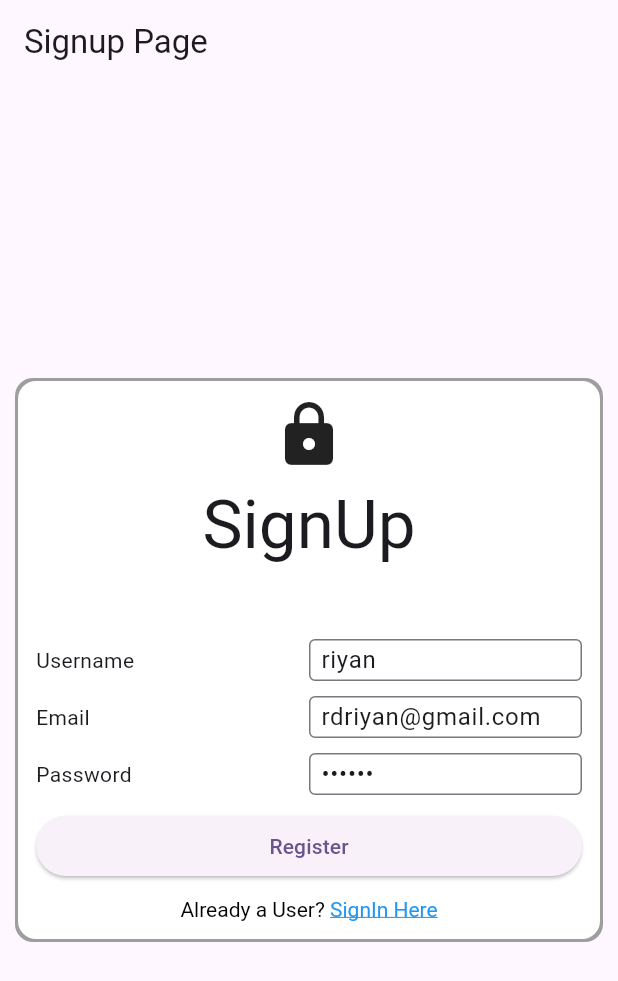
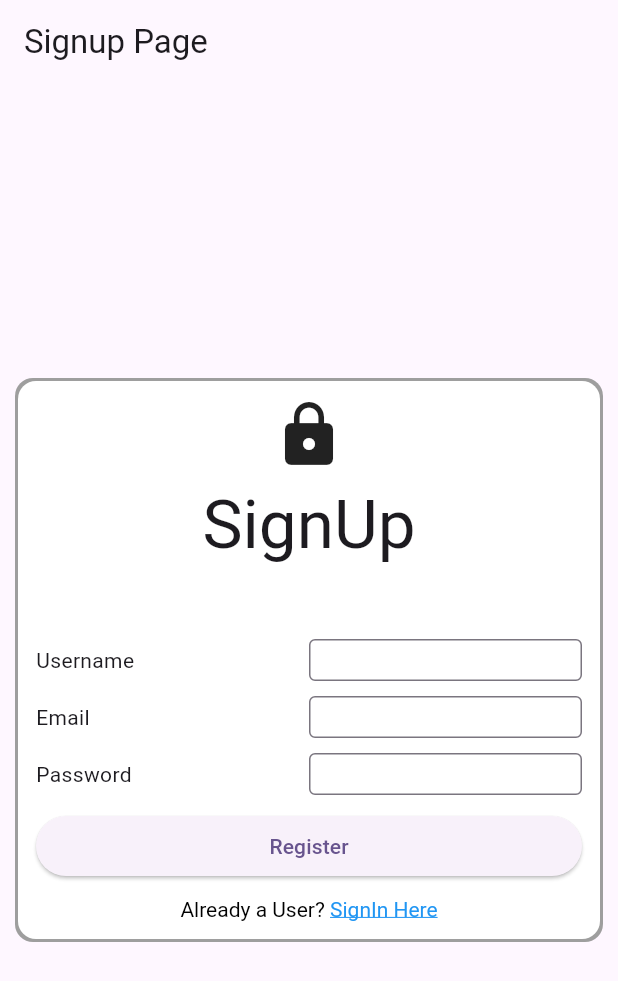
Before and after one commit to riyan-dcosta/food_food, a Flutter app: the SignUpPage screen opened directly, on a phone screen of 412 x 824 dp. Shown: the top 981 px of the screen. Run offline on Flutter 3.47's test engine with Material 3 defaults, Android fonts, the phone set to English and light mode, and no system bars; our stand-ins replace cloud_firestore, firebase_auth, firebase_core, flutter_riverpod, freezed_annotation, riverpod_annotation; accounts and stored records are empty; generated files the repository leaves out were written again; network calls fail.

Commit message:
code refactoring

```diff
--- a/lib/features/authentication/sign_in_page.dart
+++ b/lib/features/authentication/sign_in_page.dart
@@ -21,8 +21,8 @@ class SignInPage extends ConsumerStatefulWidget {
 }
 
 class _SignInPageState extends ConsumerState<SignInPage> {
-  final emailController = TextEditingController(text: "rdriyan@gmail.com");
-  final passwordController = TextEditingController(text: "12345678");
+  final emailController = TextEditingController();
+  final passwordController = TextEditingController();
 
   @override
   Widget build(BuildContext context) {
--- a/lib/features/authentication/sign_up_page.dart
+++ b/lib/features/authentication/sign_up_page.dart
@@ -23,14 +23,14 @@ class SignUpPage extends ConsumerStatefulWidget {
 }
 
 class _SignUpPageState extends ConsumerState<SignUpPage> {
-  final usernameController = TextEditingController(text: "riyan");
-  final emailController = TextEditingController(text: "rdriyan@gmail.com");
-  final passwordController = TextEditingController(text: "123456");
+  final usernameController = TextEditingController();
+  final emailController = TextEditingController();
+  final passwordController = TextEditingController();
 
   @override
   Widget build(BuildContext context) {
     return EzScaffold(
-      appBar: EzAppBar(
+      appBar: const EzAppBar(
           automaticallyImplyLeading: false, title: "Signup Page", actions: []),
       body: Padding(
         padding: defaultPadding,
@@ -53,7 +53,7 @@ class _SignUpPageState extends ConsumerState<SignUpPage> {
                       style: Theme.of(context).textTheme.displayMedium,
                     ),
                   ),
-                  SizedBox(
+                  const SizedBox(
                     height: 30,
                   ),
                   InputLabelField(
@@ -118,7 +118,8 @@ class _SignUpPageState extends ConsumerState<SignUpPage> {
                             recognizer: TapGestureRecognizer()
                               ..onTap = () {
                                 pushAndRemoveUntilCurrentPage(
-                                    context: context, newPage: SignInPage());
+                                    context: context,
+                                    newPage: const SignInPage());
                               },
                           )
                         ],
```
Also changed, not shown: lib/features/dashboard/dashboard_controller.dart (deleted, +0 -8 lines), lib/features/dashboard/dashboard_page.dart (+6 -9 lines), lib/features/products/products_cart_page.dart (deleted, +0 -10 lines), lib/features/products/controller/products_cart_controller.dart (deleted), 1 other file.
